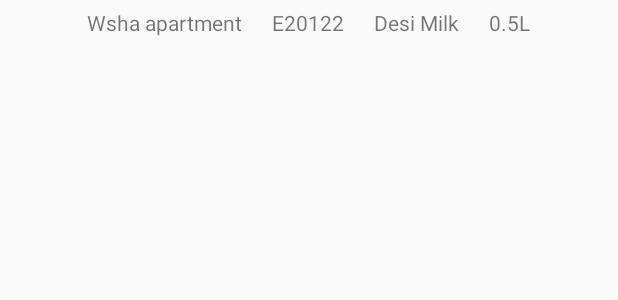
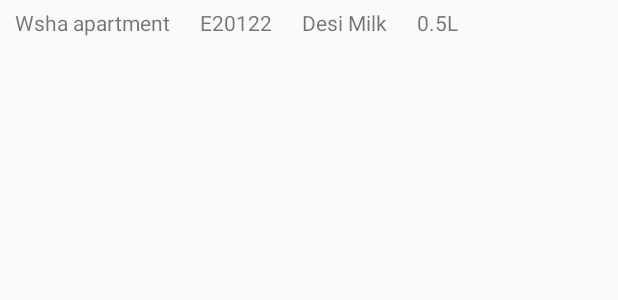
Before and after one commit to applicationsARworks2017/nesaramilk, an Android app: the layout deliverlist.xml on its own in the app's theme, with its tools: preview values and no code run, on a phone screen of 412 x 824 dp. Shown: the top 300 px of the screen. Run offline under Robolectric (Android 15) with nearby library versions, the phone set to English and light mode, and no system bars.

Commit message:
message work done

```diff
--- a/app/src/main/java/demosell/amaresh/android/com/nesara/Adapter/ReportDetailsAdapter.java
+++ b/app/src/main/java/demosell/amaresh/android/com/nesara/Adapter/ReportDetailsAdapter.java
@@ -75,7 +75,7 @@ public class ReportDetailsAdapter extends BaseAdapter {
         holder.tv_apartment.setText(_pos.getAppartment_name());
         holder.tv_flat.setText(_pos.getFlat_no());
         holder.tv_product.setText(_pos.getProduct_name());
-        holder.tv_quantity.setText("");
+        holder.tv_quantity.setText(_pos.getAmount());
         return convertView;
     }
 }
--- a/app/src/main/res/layout/activity_report.xml
+++ b/app/src/main/res/layout/activity_report.xml
@@ -35,7 +35,7 @@
             android:text="Flat Name"
             android:maxLength="15"
             android:textColor="@color/black"
-            android:layout_marginLeft="20dp"
+            android:layout_marginLeft="10dp"
             android:layout_marginTop="5dp"
             android:layout_marginBottom="5dp"/>
         <LinearLayout
@@ -52,7 +52,7 @@
             android:maxLength="20"
             android:textColor="@color/black"
             android:id="@+id/productname"
-            android:layout_marginLeft="20dp"
+            android:layout_marginLeft="10dp"
             android:layout_marginTop="5dp"
             android:layout_marginBottom="5dp"/>
         <LinearLayout
@@ -69,7 +69,7 @@
             android:maxLength="15"
             android:id="@+id/quanity"
             android:textColor="@color/black"
-            android:layout_marginLeft="20dp"
+            android:layout_marginLeft="10dp"
             android:layout_marginTop="5dp"
             android:layout_marginBottom="5dp"/>
     </LinearLayout>
--- a/app/src/main/res/layout/deliverlist.xml
+++ b/app/src/main/res/layout/deliverlist.xml
@@ -6,21 +6,22 @@
         android:layout_width="match_parent"
         android:layout_height="wrap_content"
         android:id="@+id/lin"
-        android:gravity="center_horizontal"
+        android:gravity="left"
         android:orientation="horizontal">
         <TextView
             android:layout_width="wrap_content"
             android:layout_height="wrap_content"
             android:text="Wsha apartment"
+            android:layout_marginLeft="10dp"
             android:layout_marginTop="5dp"
             android:id="@+id/apartmentname"
             android:maxLength="20"
-            android:layout_marginBottom="5dp"/>
+            android:layout_marginBottom="5dp" />
         <LinearLayout
             android:layout_width="1dp"
             android:layout_height="24dp"
             android:visibility="gone"
-            android:layout_marginLeft="20dp"
+            android:layout_marginLeft="0dp"
             android:background="@color/black">
         </LinearLayout>
         <TextView
@@ -31,7 +32,8 @@
             android:id="@+id/flatname"
             android:layout_marginLeft="20dp"
             android:layout_marginTop="5dp"
-            android:layout_marginBottom="5dp"/>
+            android:layout_marginBottom="5dp"
+            />
         <LinearLayout
             android:layout_width="1dp"
             android:layout_height="24dp"
```
Also changed, not shown: 5 other files.
